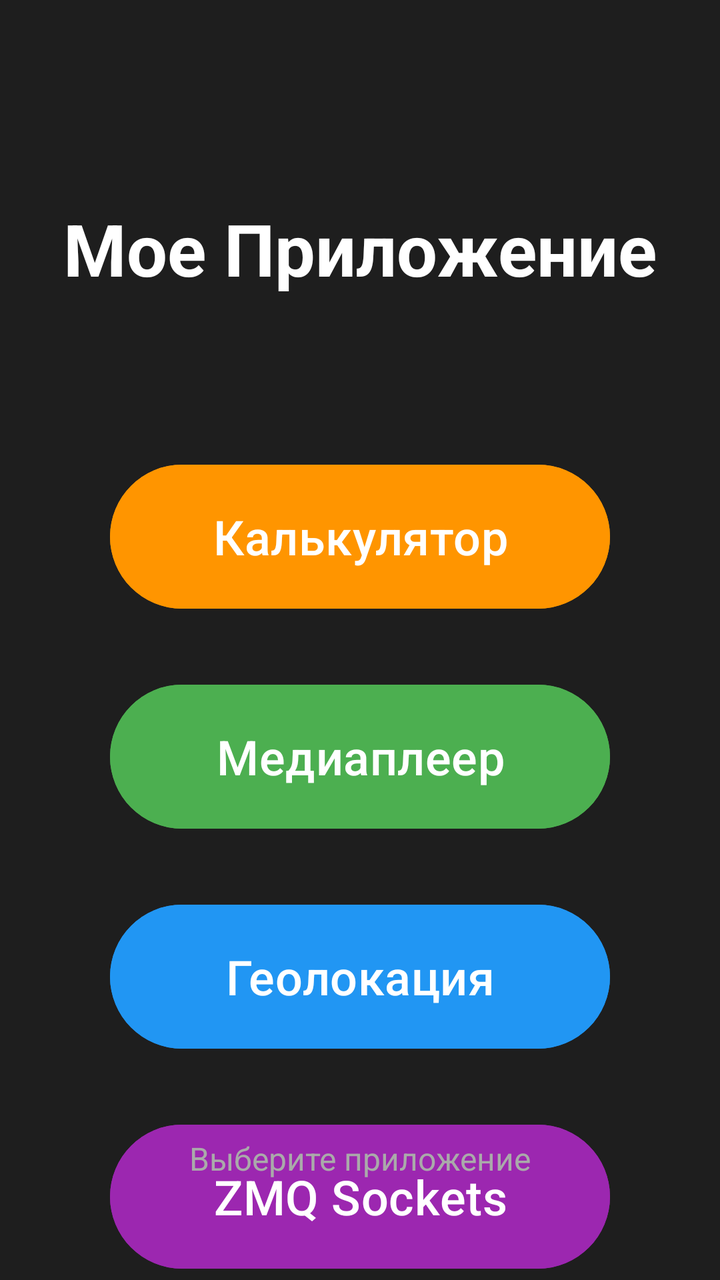
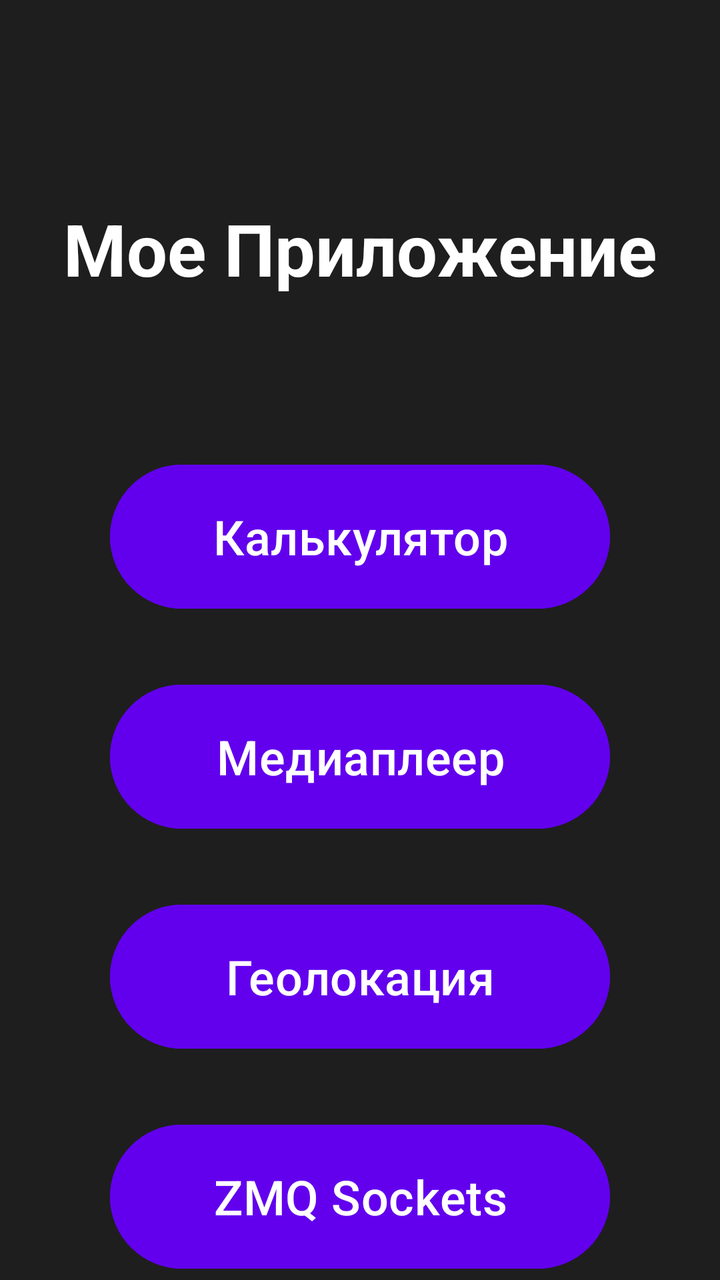

Screens rendered from an Android XML layout before and after an edit, with the pre-edit source and the edit as a unified diff.
<!-- AndroidManifest.xml: application theme Theme.MyApplication -->
<!-- res/layout/activity_main.xml -->
<?xml version="1.0" encoding="utf-8"?>
<androidx.constraintlayout.widget.ConstraintLayout
    xmlns:android="http://schemas.android.com/apk/res/android"
    xmlns:app="http://schemas.android.com/apk/res-auto"
    android:id="@+id/main"
    android:layout_width="match_parent"
    android:layout_height="match_parent"
    android:background="#1E1E1E">

    <TextView
        android:id="@+id/tvAppTitle"
        android:layout_width="wrap_content"
        android:layout_height="wrap_content"
        android:text="Мое Приложение"
        android:textSize="36sp"
        android:textColor="#FFFFFF"
        android:textStyle="bold"
        android:layout_marginTop="100dp"
        app:layout_constraintTop_toTopOf="parent"
        app:layout_constraintStart_toStartOf="parent"
        app:layout_constraintEnd_toEndOf="parent"/>

    <Button
        android:id="@+id/btnGoToCalculator"
        android:layout_width="250dp"
        android:layout_height="80dp"
        android:text="Калькулятор"
        android:textSize="24sp"
        android:textColor="#FFFFFF"
        android:backgroundTint="#FF9500"
        android:layout_marginTop="80dp"
        app:layout_constraintTop_toBottomOf="@id/tvAppTitle"
        app:layout_constraintStart_toStartOf="parent"
        app:layout_constraintEnd_toEndOf="parent"/>

    <Button
        android:id="@+id/btnGoToMediaPlayer"
        android:layout_width="250dp"
        android:layout_height="80dp"
        android:text="Медиаплеер"
        android:textSize="24sp"
        android:textColor="#FFFFFF"
        android:backgroundTint="#4CAF50"
        android:layout_marginTop="30dp"
        app:layout_constraintTop_toBottomOf="@id/btnGoToCalculator"
        app:layout_constraintStart_toStartOf="parent"
        app:layout_constraintEnd_toEndOf="parent"/>

    <Button
        android:id="@+id/btnGoToLocation"
        android:layout_width="250dp"
        android:layout_height="80dp"
        android:text="Геолокация"
        android:textSize="24sp"
        android:textColor="#FFFFFF"
        android:backgroundTint="#2196F3"
        android:layout_marginTop="30dp"
        app:layout_constraintTop_toBottomOf="@id/btnGoToMediaPlayer"
        app:layout_constraintStart_toStartOf="parent"
        app:layout_constraintEnd_toEndOf="parent"/>

    <Button
        android:id="@+id/btnGoToSockets"
        android:layout_width="250dp"
        android:layout_height="80dp"
        android:text="ZMQ Sockets"
        android:textSize="24sp"
        android:textColor="#FFFFFF"
        android:backgroundTint="#9C27B0"
        android:layout_marginTop="30dp"
        app:layout_constraintTop_toBottomOf="@id/btnGoToLocation"
        app:layout_constraintStart_toStartOf="parent"
        app:layout_constraintEnd_toEndOf="parent"/>



    <TextView
        android:id="@+id/tvInfo"
        android:layout_width="wrap_content"
        android:layout_height="wrap_content"
        android:text="Выберите приложение"
        android:textSize="16sp"
        android:textColor="#AAAAAA"
        android:layout_marginBottom="50dp"
        app:layout_constraintBottom_toBottomOf="parent"
        app:layout_constraintStart_toStartOf="parent"
        app:layout_constraintEnd_toEndOf="parent"/>

</androidx.constraintlayout.widget.ConstraintLayout>
<!-- resources referenced by this layout -->
<resources>
  <style name="Theme.MyApplication" parent="Base.Theme.MyApplication" />
  <style name="Base.Theme.MyApplication" parent="Theme.Material3.DayNight.NoActionBar">
          
          
      </style>
</resources>

<!-- the commit's change to res/layout/activity_main.xml (unified diff, before → after) -->
@@ -27,7 +27,7 @@
         android:text="Калькулятор"
         android:textSize="24sp"
         android:textColor="#FFFFFF"
-        android:backgroundTint="#FF9500"
+        android:backgroundTint="#6200EE"
         android:layout_marginTop="80dp"
         app:layout_constraintTop_toBottomOf="@id/tvAppTitle"
         app:layout_constraintStart_toStartOf="parent"
@@ -40,7 +40,7 @@
         android:text="Медиаплеер"
         android:textSize="24sp"
         android:textColor="#FFFFFF"
-        android:backgroundTint="#4CAF50"
+        android:backgroundTint="#6200EE"
         android:layout_marginTop="30dp"
         app:layout_constraintTop_toBottomOf="@id/btnGoToCalculator"
         app:layout_constraintStart_toStartOf="parent"
@@ -53,7 +53,7 @@
         android:text="Геолокация"
         android:textSize="24sp"
         android:textColor="#FFFFFF"
-        android:backgroundTint="#2196F3"
+        android:backgroundTint="#6200EE"
         android:layout_marginTop="30dp"
         app:layout_constraintTop_toBottomOf="@id/btnGoToMediaPlayer"
         app:layout_constraintStart_toStartOf="parent"
@@ -66,7 +66,7 @@
         android:text="ZMQ Sockets"
         android:textSize="24sp"
         android:textColor="#FFFFFF"
-        android:backgroundTint="#9C27B0"
+        android:backgroundTint="#6200EE"
         android:layout_marginTop="30dp"
         app:layout_constraintTop_toBottomOf="@id/btnGoToLocation"
         app:layout_constraintStart_toStartOf="parent"
@@ -74,16 +74,5 @@
 
 
 
-    <TextView
-        android:id="@+id/tvInfo"
-        android:layout_width="wrap_content"
-        android:layout_height="wrap_content"
-        android:text="Выберите приложение"
-        android:textSize="16sp"
-        android:textColor="#AAAAAA"
-        android:layout_marginBottom="50dp"
-        app:layout_constraintBottom_toBottomOf="parent"
-        app:layout_constraintStart_toStartOf="parent"
-        app:layout_constraintEnd_toEndOf="parent"/>
 
 </androidx.constraintlayout.widget.ConstraintLayout>
